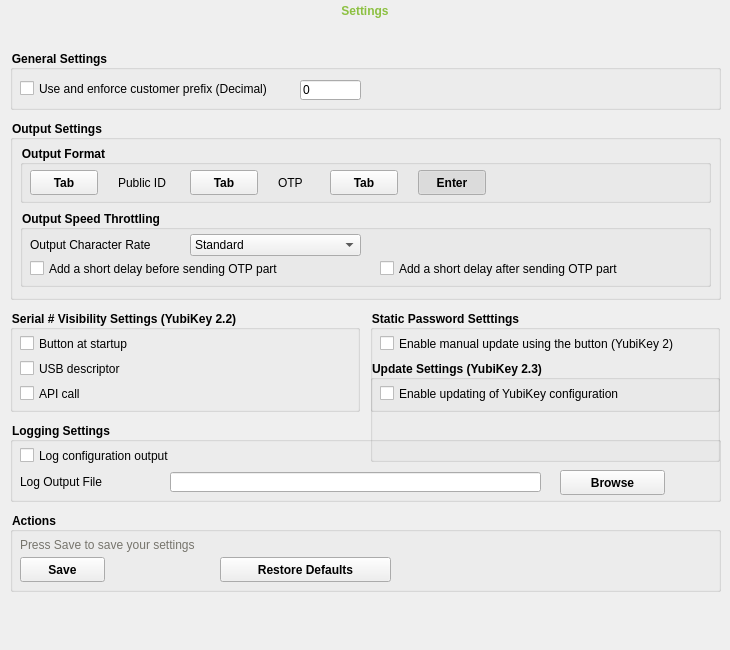
Before: the Qt Designer form src/ui/settingpage.ui in Yubico/yubikey-personalization-gui, drawn with Qt 5.
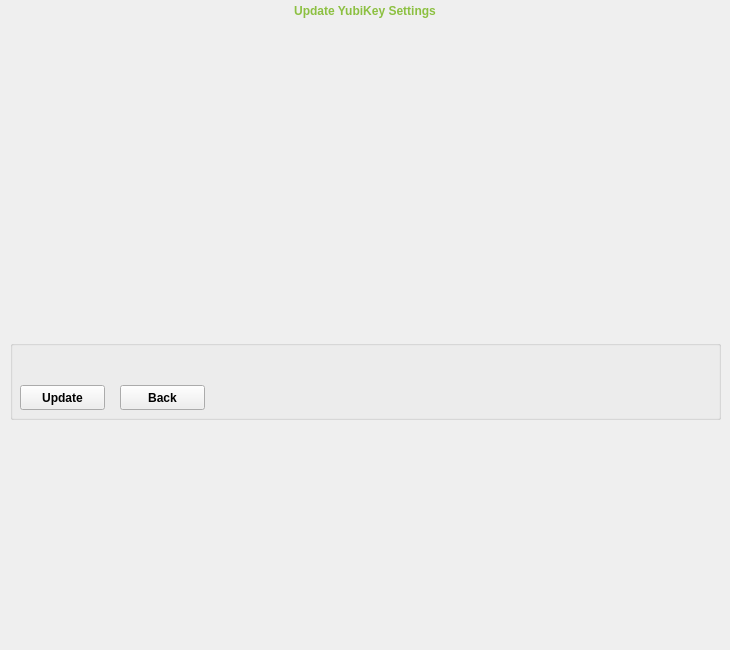
After: the same form once the commit is applied. The open tabs and pages were chosen to show the change. Icons and pictures are not drawn.

Commit message: make settingpage into several pages, start doing update stuff

The edit to the form file:
```diff
--- a/src/ui/settingpage.ui
+++ b/src/ui/settingpage.ui
@@ -1,7 +1,7 @@
 <?xml version="1.0" encoding="UTF-8"?>
 <ui version="4.0">
  <class>SettingPage</class>
- <widget class="QWidget" name="SettingPage">
+ <widget class="QStackedWidget" name="SettingPage">
   <property name="geometry">
    <rect>
     <x>0</x>
@@ -23,6 +23,29 @@
    </size>
   </property>
   <property name="windowTitle">
+   <string>StackedWidget</string>
+  </property>
+  <property name="styleSheet">
+   <string notr="true">font: 11px &quot;Verdana&quot;;
+color: rgb(0, 0, 0);</string>
+  </property>
+  <property name="currentIndex">
+   <number>0</number>
+  </property>
+  <widget class="QWidget" name="basePage">
+   <property name="sizePolicy">
+    <sizepolicy hsizetype="Fixed" vsizetype="Fixed">
+     <horstretch>0</horstretch>
+     <verstretch>0</verstretch>
+    </sizepolicy>
+   </property>
+   <property name="maximumSize">
+    <size>
+     <width>730</width>
+     <height>650</height>
+    </size>
+   </property>
+   <property name="windowTitle">
    <string>Form</string>
   </property>
   <property name="styleSheet">
@@ -282,7 +305,7 @@
     </property>
     <property name="geometry">
      <rect>
-      <x>210</x>
+       <x>110</x>
       <y>45</y>
       <width>171</width>
       <height>25</height>
@@ -308,6 +331,22 @@
      <bool>false</bool>
     </property>
    </widget>
+    <widget class="QPushButton" name="updateBtn">
+     <property name="enabled">
+      <bool>false</bool>
+     </property>
+     <property name="geometry">
+      <rect>
+       <x>550</x>
+       <y>45</y>
+       <width>105</width>
+       <height>27</height>
+      </rect>
+     </property>
+     <property name="text">
+      <string>Update</string>
+     </property>
+    </widget>
   </widget>
   <widget class="QGroupBox" name="outputBox">
    <property name="geometry">
@@ -902,6 +941,110 @@
     <property name="default">
      <bool>false</bool>
     </property>
+    </widget>
+   </widget>
+  </widget>
+  <widget class="QWidget" name="updatePage">
+   <property name="sizePolicy">
+    <sizepolicy hsizetype="Fixed" vsizetype="Fixed">
+     <horstretch>0</horstretch>
+     <verstretch>0</verstretch>
+    </sizepolicy>
+   </property>
+   <widget class="QLabel" name="updateHeadingLabel">
+    <property name="geometry">
+     <rect>
+      <x>10</x>
+      <y>0</y>
+      <width>710</width>
+      <height>22</height>
+     </rect>
+    </property>
+    <property name="styleSheet">
+     <string notr="true">font: 18px &quot;Verdana&quot;;
+font-weight: bold;
+color: rgb(140, 192, 65);</string>
+    </property>
+    <property name="text">
+     <string>Update YubiKey Settings</string>
+    </property>
+    <property name="alignment">
+     <set>Qt::AlignCenter</set>
+    </property>
+   </widget>
+   <widget class="QGroupBox" name="updateActionsBox">
+    <property name="geometry">
+     <rect>
+      <x>10</x>
+      <y>340</y>
+      <width>711</width>
+      <height>80</height>
+     </rect>
+    </property>
+    <property name="styleSheet">
+     <string notr="true">font-weight: bold;</string>
+    </property>
+    <property name="title">
+     <string/>
+    </property>
+    <widget class="QPushButton" name="doUpdateBtn">
+     <property name="geometry">
+      <rect>
+       <x>10</x>
+       <y>45</y>
+       <width>85</width>
+       <height>25</height>
+      </rect>
+     </property>
+     <property name="styleSheet">
+      <string notr="true">font: 12px;
+font-weight: bold;</string>
+     </property>
+     <property name="text">
+      <string>Update</string>
+     </property>
+     <property name="autoExclusive">
+      <bool>false</bool>
+     </property>
+     <property name="default">
+      <bool>false</bool>
+     </property>
+     <property name="flat">
+      <bool>false</bool>
+     </property>
+    </widget>
+    <widget class="QPushButton" name="updateBackBtn">
+     <property name="enabled">
+      <bool>true</bool>
+     </property>
+     <property name="geometry">
+      <rect>
+       <x>110</x>
+       <y>45</y>
+       <width>85</width>
+       <height>25</height>
+      </rect>
+     </property>
+     <property name="whatsThis">
+      <string/>
+     </property>
+     <property name="styleSheet">
+      <string notr="true">font: 12px;
+font-weight: bold;</string>
+     </property>
+     <property name="text">
+      <string>Back</string>
+     </property>
+     <property name="autoExclusive">
+      <bool>false</bool>
+     </property>
+     <property name="default">
+      <bool>false</bool>
+     </property>
+     <property name="flat">
+      <bool>false</bool>
+     </property>
+    </widget>
    </widget>
   </widget>
  </widget>
```
Lines whose indentation alone changed are shown as unchanged. The commit also changes 2 other files.
